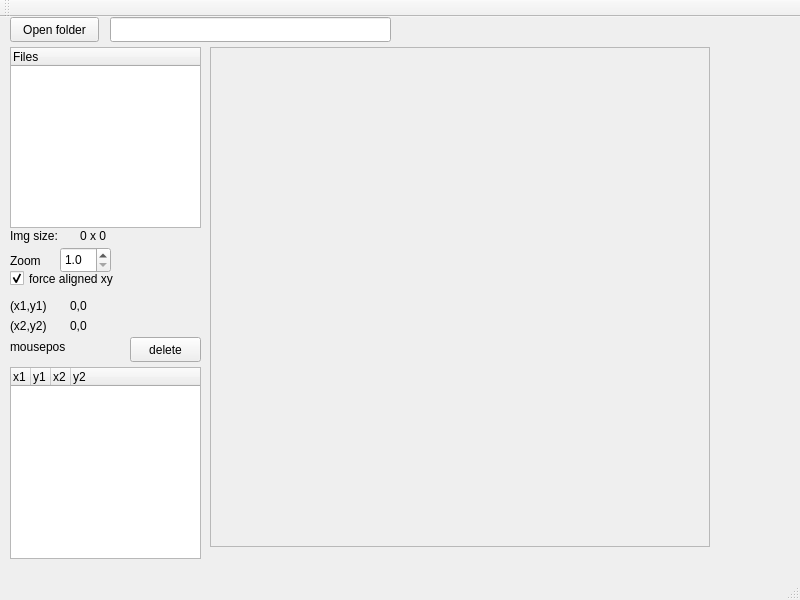
This is mainwindow.ui in nattaon/labellingfloorplan as Qt 5 draws it before an edit. The edited form follows.
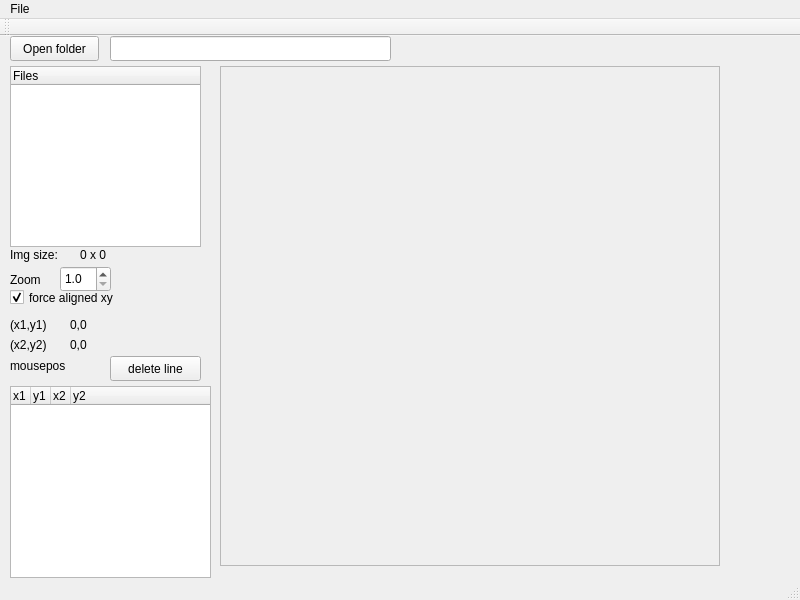
This is the edited form.

Diff of the .ui file:
```diff
--- a/mainwindow.ui
+++ b/mainwindow.ui
@@ -100,7 +100,7 @@
    <widget class="QScrollArea" name="scrollArea">
     <property name="geometry">
      <rect>
-      <x>210</x>
+      <x>220</x>
       <y>30</y>
       <width>500</width>
       <height>500</height>
@@ -232,7 +232,7 @@
      <rect>
       <x>10</x>
       <y>350</y>
-      <width>191</width>
+      <width>201</width>
       <height>192</height>
      </rect>
     </property>
@@ -287,14 +287,14 @@
    <widget class="QPushButton" name="deleteline_pushButton">
     <property name="geometry">
      <rect>
-      <x>130</x>
+      <x>110</x>
       <y>320</y>
-      <width>71</width>
+      <width>91</width>
       <height>25</height>
      </rect>
     </property>
     <property name="text">
-     <string>delete</string>
+     <string>delete line</string>
     </property>
    </widget>
   </widget>
@@ -307,6 +307,13 @@
      <height>22</height>
     </rect>
    </property>
+   <widget class="QMenu" name="menuFile">
+    <property name="title">
+     <string>File</string>
+    </property>
+    <addaction name="actionSelect_folder"/>
+   </widget>
+   <addaction name="menuFile"/>
   </widget>
   <widget class="QToolBar" name="mainToolBar">
    <attribute name="toolBarArea">
```
Left out of the diff: 5 changed lines with no effect on the pictures.
